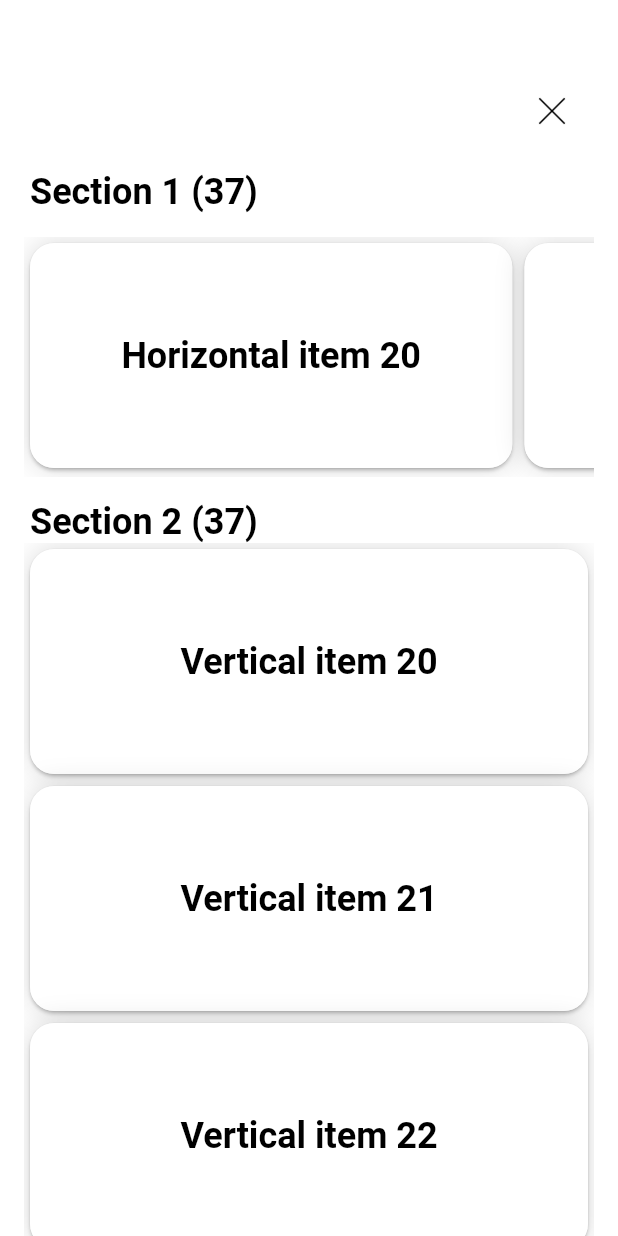
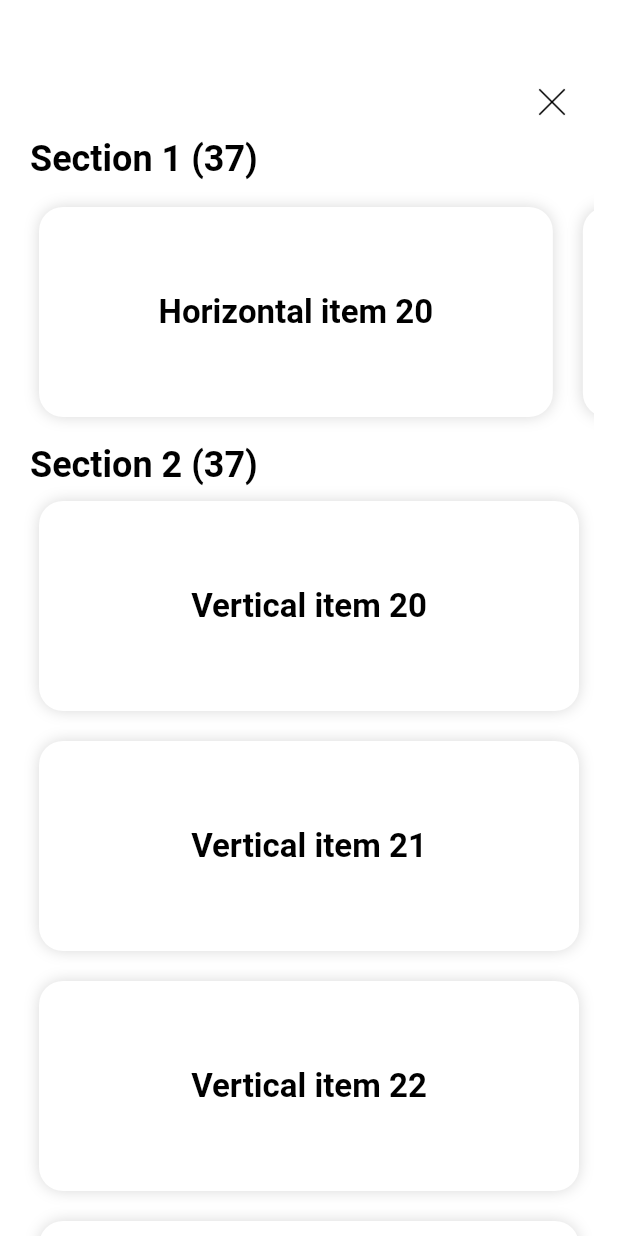
Before and after one commit to DON77/testTaskFlutter, a Flutter app: the Screen2 screen opened by its route, on a phone screen of 412 x 824 dp. Run offline on Flutter 3.47's test engine with Material 2 defaults, Android fonts, the phone set to English and light mode, and no system bars; our stand-ins replace gap.

Commit message:
bug fixed

```diff
--- a/lib/app.dart
+++ b/lib/app.dart
@@ -15,7 +15,7 @@ class App extends StatelessWidget {
         routes: {
           Screen0.routeName: (context) => const Screen0(),
           Screen1.routeName: (context) => const Screen1(),
-          Screen2.routeName: (context) => Screen2(),
+          Screen2.routeName: (context) => const Screen2(),
         },
         pageRouteBuilder: _pageRouteBuilder,
       );
--- a/lib/constant/colors.dart
+++ b/lib/constant/colors.dart
@@ -7,4 +7,6 @@ class ProjectColor {
   static const black  = Color(0xFF000000);
   static const grey   = Color.fromRGBO(229, 229, 229, 1);
   static const purple = Color.fromRGBO(219, 0, 255, 1);
+  static const background = Color.fromRGBO(185,185,185,1);
+  static const popup = Color.fromRGBO(255,255,255,1);
 }
--- a/lib/screens/screen_2.dart
+++ b/lib/screens/screen_2.dart
@@ -7,7 +7,7 @@ import '../providers/horizontal_items.dart';
 import '../providers/vertical_items.dart';
 
 class Screen2 extends StatefulWidget {
-  Screen2({Key key}) : super(key: key);
+  const Screen2({Key key}) : super(key: key);
 
   static const routeName = '/screen_2';
 
@@ -16,35 +16,23 @@ class Screen2 extends StatefulWidget {
 }
 
 class _Screen2State extends State<Screen2> {
-  HorizontalItemsProvider _horizontalItemProvider = HorizontalItemsProvider();
-  VerticalItemsProvider _verticalItemProvider = VerticalItemsProvider();
+  final HorizontalItemsProvider _horizontalItemProvider =
+      HorizontalItemsProvider();
+  final VerticalItemsProvider _verticalItemProvider = VerticalItemsProvider();
 
   int _horizontalListViewCount;
   int _verticalListViewCount;
 
-  Timer _timer;
-
-  @override
-  void dispose() {
-    super.dispose();
-    _timer.cancel();
-  }
 
   @override
   void initState() {
     _horizontalListViewCount = _horizontalItemProvider.itemsCount;
     _verticalListViewCount = _verticalItemProvider.itemsCount;
-    _timer = Timer.periodic(const Duration(seconds: 10), (timer) {
-      setState(() {
-        _horizontalItemProvider = HorizontalItemsProvider();
-        _verticalItemProvider = VerticalItemsProvider();
-        _horizontalListViewCount = _horizontalItemProvider.itemsCount;
-        _verticalListViewCount = _verticalItemProvider.itemsCount;
-        print(_horizontalListViewCount);
-      });
-    });
+    super.initState();
+  }
 
-    super.initState();
+  void _closeWidget() {
+    Navigator.of(context).pop();
   }
 
   @override
@@ -54,22 +42,24 @@ class _Screen2State extends State<Screen2> {
       body: Column(
         crossAxisAlignment: CrossAxisAlignment.start,
         children: [
-          const ABCancelButton(),
+          ABCancelButton(
+            onPressed: _closeWidget,
+          ),
           ListViewHeader(
             itemCount: _horizontalListViewCount,
             sectionIndex: 1,
-            padding: const EdgeInsets.only(top:16, left: 20, bottom: 16),
+            padding: const EdgeInsets.only(left: 20, bottom: 8),
           ),
           ABListView(
-              itemCount: _horizontalListViewCount,
-              provider: _horizontalItemProvider,
-              axis: Axis.horizontal,
-              axisName: "Horizontal",
-            ),
+            itemCount: _horizontalListViewCount,
+            provider: _horizontalItemProvider,
+            axis: Axis.horizontal,
+            axisName: "Horizontal",
+          ),
           ListViewHeader(
             itemCount: _verticalListViewCount,
             sectionIndex: 2,
-            padding: const EdgeInsets.only(left: 20, top: 16),
+            padding: const EdgeInsets.only(left: 20, top: 8),
           ),
           Expanded(
             flex: 1,
@@ -89,7 +79,10 @@ class _Screen2State extends State<Screen2> {
 class ABCancelButton extends StatelessWidget {
   const ABCancelButton({
     Key key,
+    this.onPressed,
   }) : super(key: key);
+
+  final void Function() onPressed;
 
   @override
   Widget build(BuildContext context) {
@@ -97,11 +90,9 @@ class ABCancelButton extends StatelessWidget {
       children: [
         const Spacer(),
         Padding(
-          padding: const EdgeInsets.only(top: 50),
+          padding: const EdgeInsets.only(top: 44),
           child: MaterialButton(
-            onPressed: () {
-              Navigator.of(context).pop();
-            },
+            onPressed: onPressed,
             child: Image.asset(
               ProjectImagePath.cancel,
               height: 24,
@@ -139,23 +130,25 @@ class ABListView extends StatelessWidget {
       padding: const EdgeInsets.symmetric(
         horizontal: 16.0,
       ),
-      height: 160,//MediaQuery.of(context).size.height * 0.35,
+      height: 160, //MediaQuery.of(context).size.height * 0.35,
       child: ListView.builder(
           scrollDirection: _axis,
           itemCount: _itemCount,
           itemBuilder: (context, index) {
             return Container(
-              width: MediaQuery.of(context).size.width * 0.8,
+              padding: const EdgeInsets.only(top: 0),
+              decoration: BoxDecoration(
+                borderRadius: BorderRadius.circular(16),
+              ),
+              width: MediaQuery.of(context).size.width * 0.88,
               child: Column(
                 crossAxisAlignment: CrossAxisAlignment.start,
                 children: [
-                  Card(
-                    shape: RoundedRectangleBorder(
-                      borderRadius: BorderRadius.circular(16),
-                    ),
+                  Container(
+                    padding: const EdgeInsets.all(10),
                     color: ProjectColor.white,
                     child: Container(
-                      height: 150,
+                      height: 140,
                       decoration: BoxDecoration(
                         color: Colors.white,
                         borderRadius: BorderRadius.circular(16),
@@ -163,18 +156,17 @@ class ABListView extends StatelessWidget {
                           BoxShadow(
                             color: Color.fromRGBO(0, 0, 0, 0.15),
                             spreadRadius: 0,
-                            blurRadius: 16,
+                            blurRadius: 8,
                             offset: Offset(0, 0), // changes position of shadow
                           ),
                         ],
                       ),
                       child: Center(
                         child: Text(
-                          _provider.itemAt(index) ??
-                              "$_axisName item: 102",
+                          _provider.itemAt(index) ?? "$_axisName item: 102",
                           style: const TextStyle(
                               color: ProjectColor.black,
-                              fontSize: 24.0,
+                              fontSize: 22.0,
                               fontWeight: FontWeight.bold),
                         ),
                       ),
```
Also changed, not shown: lib/screens/screen_1.dart (+19 -11 lines).
